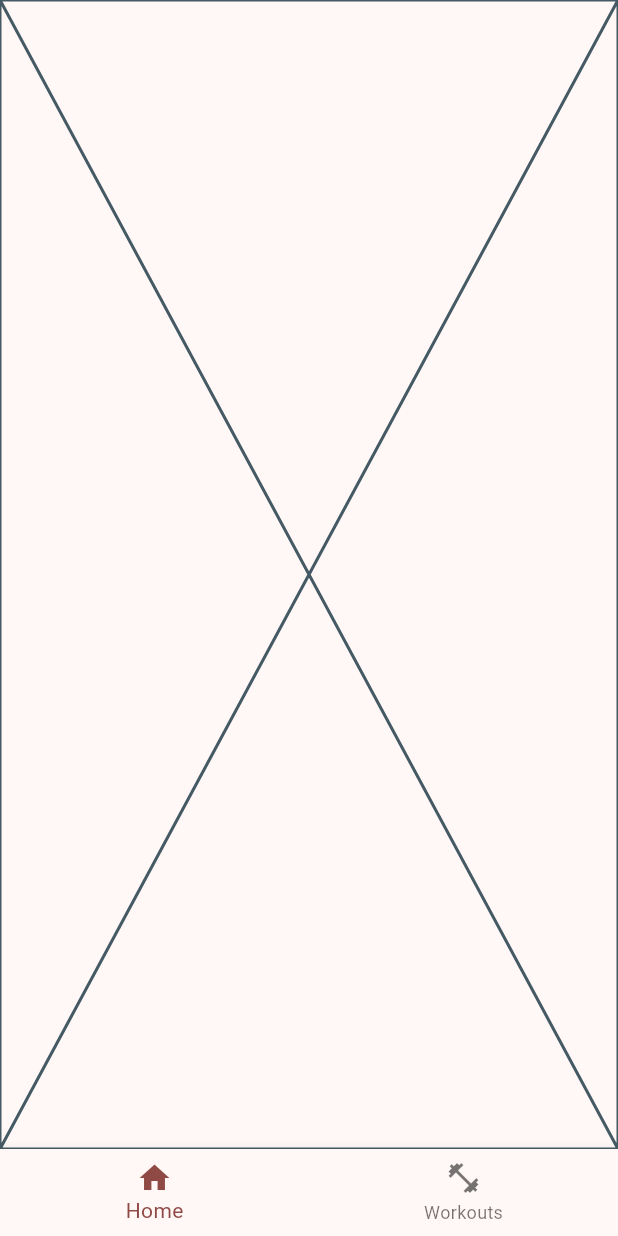
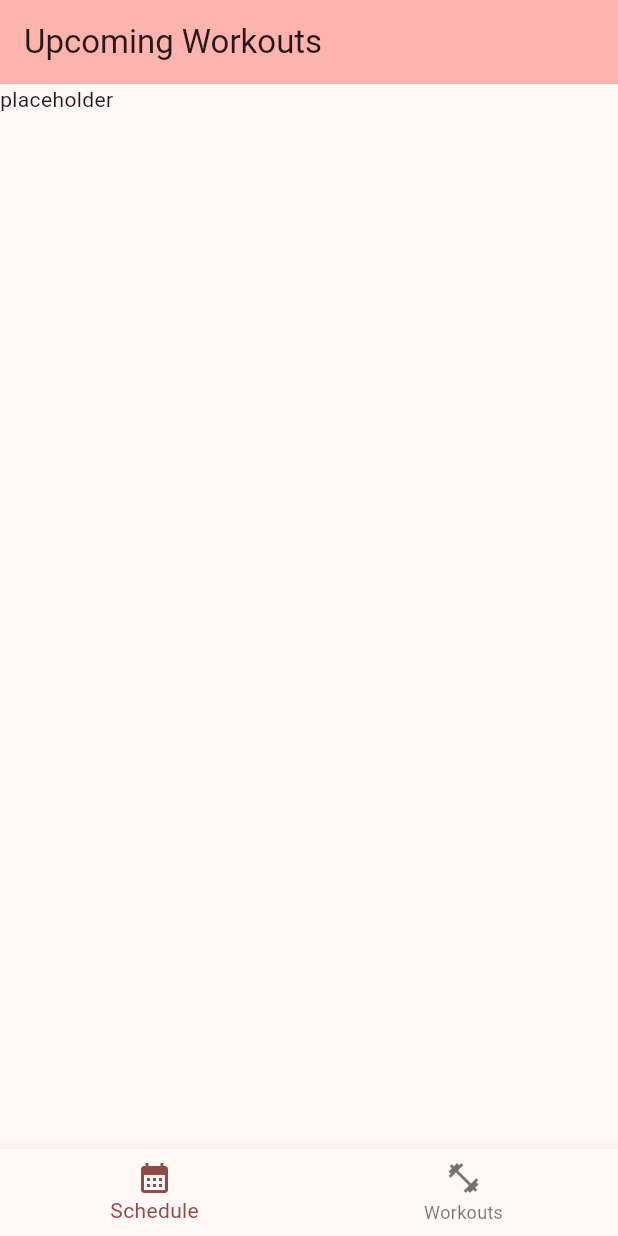
Before and after one commit to ColeWhaley1/Outwork, a Flutter app: the screen it shows after launch, on a phone screen of 412 x 824 dp. Run offline on Flutter 3.47's test engine with Material 3 defaults, Android fonts, the phone set to English and light mode, and no system bars.

Commit message:
add appBar, change title

```diff
--- a/lib/main.dart
+++ b/lib/main.dart
@@ -32,7 +32,7 @@ class MyHomePage extends StatefulWidget {
 
 class _MyHomePageState extends State<MyHomePage> {
   final List<Widget> _pages = [
-    Schedule(title: 'This Week'),
+    Schedule(title: 'Upcoming Workouts'),
     WorkoutPage(title: 'Workout Decks'),
   ];
 
@@ -53,8 +53,8 @@ class _MyHomePageState extends State<MyHomePage> {
         onTap: _onSelectedPage,
         items: const [
           BottomNavigationBarItem(
-            label: 'Home',
-            icon: Icon(Icons.home),
+            label: 'Schedule',
+            icon: Icon(Icons.calendar_month),
           ),
           BottomNavigationBarItem(
             label: 'Workouts',
--- a/lib/pages/schedule.dart
+++ b/lib/pages/schedule.dart
@@ -12,6 +12,12 @@ class Schedule extends StatefulWidget {
 class _ScheduleState extends State<Schedule> {
   @override
   Widget build(BuildContext context) {
-    return const Placeholder();
+    return Scaffold(
+      appBar: AppBar(
+        backgroundColor: Theme.of(context).colorScheme.inversePrimary,
+        title: Text(widget.title),
+      ),
+      body: Text('placeholder'),
+    );
   }
 }
```
